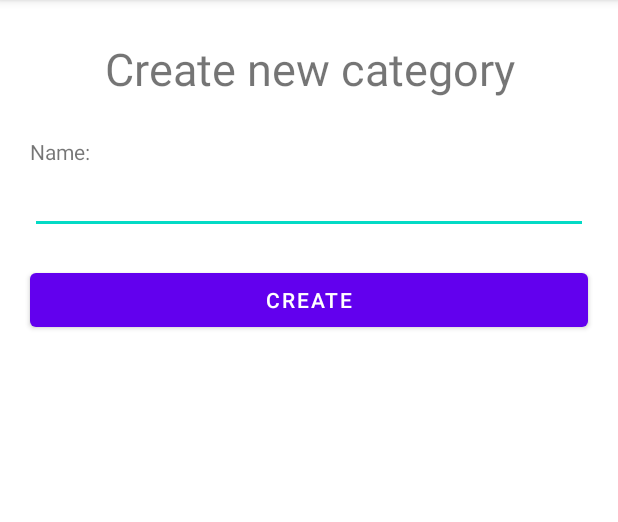
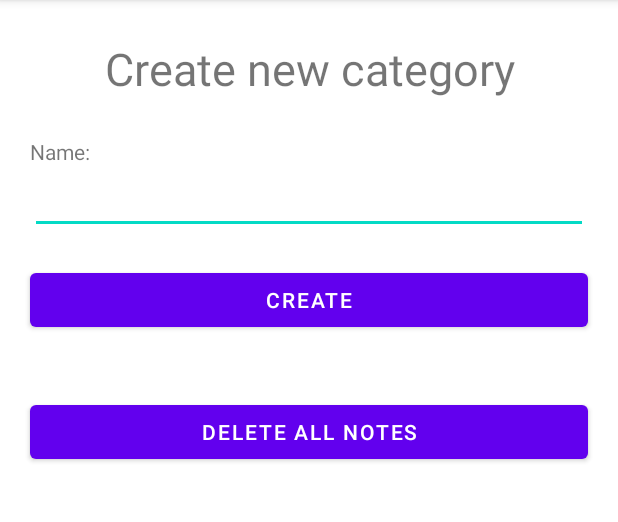
Before and after one commit to leatonos/Android_FinalProject_FantasticFive, an Android app: the screen it shows after launch (AddCategory), after a tap on an icon or button, on a phone screen of 412 x 824 dp, the part 84-606 px from its top. Run offline under Robolectric (Android 15) with nearby library versions, the phone set to English and light mode, and no system bars.

Commit message:
New updates
Bug fix on the Categories
Notes Database started

```diff
--- a/app/src/main/java/com/pedroapp/noteApplication/MainActivity.java
+++ b/app/src/main/java/com/pedroapp/noteApplication/MainActivity.java
@@ -20,10 +20,9 @@ import java.util.List;
 public class MainActivity extends AppCompatActivity {
 
     SharedPreferences sharedpreferences;
-    List<String> loadedCategories;
+    ArrayList<String> loadedCategories;
     ListView listViewCategories;
     CategoryAdapter categoryAdapter;
-
 
     @Override
     protected void onCreate(Bundle savedInstanceState) {
@@ -32,16 +31,13 @@ public class MainActivity extends AppCompatActivity {
         listViewCategories = findViewById(R.id.categories_lv);
 
         sharedpreferences = getSharedPreferences("Categories", Context.MODE_PRIVATE);
-        String categories = sharedpreferences.getString("Cat_list", "My Dreams, My Memories, Events");
+        String categories = sharedpreferences.getString("Cat_list", "My Dreams,My Memories,Events");
 
         Log.d("Test!!", "loadCategories: "+categories);
         loadedCategories = new ArrayList<String>(Arrays.asList(categories.split(",")));
         categoryAdapter = new CategoryAdapter(this,R.layout.category_list_item,loadedCategories);
 
         listViewCategories.setAdapter(categoryAdapter);
-
-        Log.d("Test!!", "loadCategories: "+loadedCategories.toString());
-        Log.d("Test!!", "loadCategories: "+loadedCategories.size());
 
     }
 
@@ -54,8 +50,7 @@ public class MainActivity extends AppCompatActivity {
     protected void onResume() {
         super.onResume();
         categoryAdapter.notifyDataSetChanged();
-        Log.d("Test!!", "loadCategories: "+loadedCategories.toString());
-        Log.d("Test!!", "loadCategories: "+loadedCategories.size());
+
     }
 
 }
--- a/app/src/main/java/com/pedroapp/noteApplication/database/Note.java
+++ b/app/src/main/java/com/pedroapp/noteApplication/database/Note.java
@@ -52,6 +52,7 @@ public class Note {
         this.longitude = longitude;
     }
 
+    //Gets
     public int getId() {
         return id;
     }
@@ -83,6 +84,8 @@ public class Note {
 
     public double getLongitude() {return longitude;}
 
+
+    //Sets
     public void setId(int id) {
         this.id = id;
     }
@@ -103,8 +106,6 @@ public class Note {
 
     public void setAudio(String audio){this.audio = audio;}
 
-
-
     public void setTime(@NonNull String time) {
         this.time = time;
     }
--- a/app/src/main/java/com/pedroapp/noteApplication/util/CategoryAdapter.java
+++ b/app/src/main/java/com/pedroapp/noteApplication/util/CategoryAdapter.java
@@ -32,10 +32,10 @@ public class CategoryAdapter extends ArrayAdapter {
     int layoutRes;
 
     SharedPreferences sharedpreferences;
-    List<String> loadedCategories;
+    ArrayList<String> loadedCategories;
 
 
-    public CategoryAdapter(@NonNull Context context, int resource, List<String> loadedCategories) {
+    public CategoryAdapter(@NonNull Context context, int resource, ArrayList<String> loadedCategories) {
 
         super(context, resource, loadedCategories);
         this.loadedCategories = loadedCategories;
@@ -74,13 +74,20 @@ public class CategoryAdapter extends ArrayAdapter {
                     public void onClick(DialogInterface dialog, int which) {
 
                         loadedCategories.remove(position);
-                        String finalresult = loadedCategories.toString();
+                        //String finalresult = loadedCategories.toString();
+
+                        String finalResult = "";
+                            for (String cat : loadedCategories){
+                                finalResult += ","+cat;
+                            }
+                            finalResult = finalResult.substring(1);
+
 
                         SharedPreferences sharedpreferences;
                         sharedpreferences = context.getSharedPreferences("Categories", Context.MODE_PRIVATE);
                         SharedPreferences.Editor editor = sharedpreferences.edit();
 
-                        editor.putString("Cat_list",finalresult);
+                        editor.putString("Cat_list",finalResult);
                         editor.commit();
 
                         notifyDataSetChanged();
--- a/app/src/main/res/layout/activity_add_category.xml
+++ b/app/src/main/res/layout/activity_add_category.xml
@@ -38,4 +38,12 @@
         android:layout_margin="20dp"
         android:onClick="createNewCategory"
         android:text="Create" />
+
+    <Button
+        android:id="@+id/deleteAll"
+        android:layout_width="match_parent"
+        android:layout_height="wrap_content"
+        android:layout_margin="20dp"
+        android:onClick="deleteAll"
+        android:text="Delete All notes" />
 </LinearLayout>
```
Also changed, not shown: app/src/main/java/com/pedroapp/noteApplication/AddCategory.java (+38 -13 lines), app/src/main/java/com/pedroapp/noteApplication/database/NoteDao.java (+4 -5 lines).
